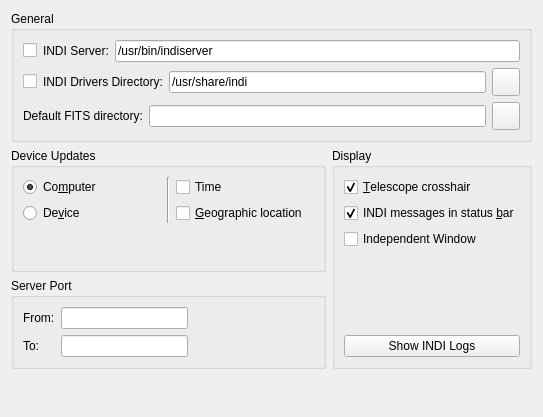
Old version of the form kstars/indi/opsindi.ui in the repository KDE/kstars.
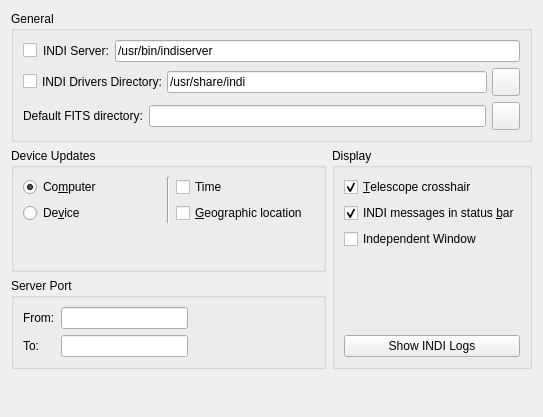
New version of the form.

Commit message: Add notification that KStars needs to be restarted after changing INDI drivers directory

```diff
--- a/kstars/indi/opsindi.ui
+++ b/kstars/indi/opsindi.ui
@@ -48,7 +48,7 @@
       <item>
        <layout class="QHBoxLayout" name="horizontalLayout_6">
         <property name="spacing">
-         <number>-1</number>
+         <number>5</number>
         </property>
         <item>
          <widget class="QCheckBox" name="kcfg_indiDriversAreInternal">
@@ -72,6 +72,9 @@
           <property name="text">
            <string notr="true">/usr/share/indi</string>
           </property>
+          <property name="readOnly">
+           <bool>true</bool>
+          </property>
          </widget>
         </item>
         <item>
```
The commit also changes 1 other file.
